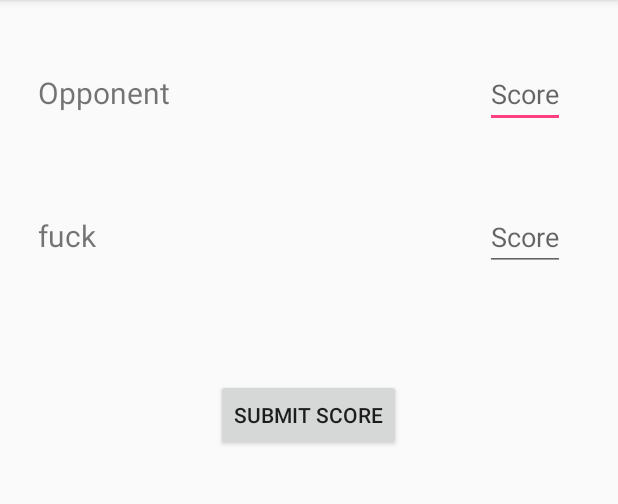
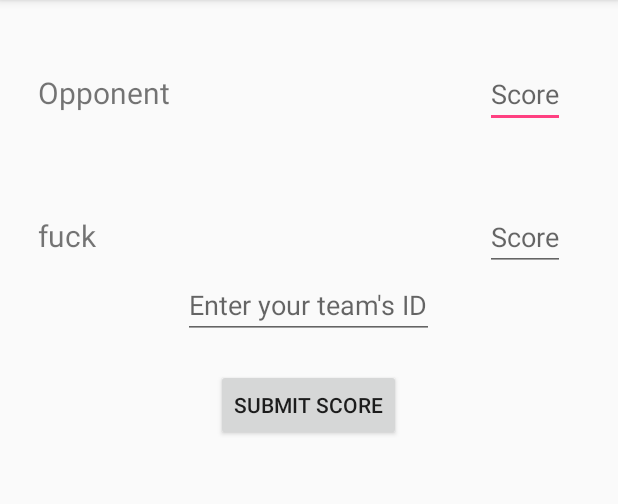
Before and after one commit to umdcs/leagueManagement, an Android app: the AddScoreActivity screen opened directly, with no data from a screen before it, on a phone screen of 412 x 824 dp, the part 84-588 px from its top. Run offline under Robolectric (Android 15) with nearby library versions, the phone set to English and light mode, and no system bars.

Commit message:
Added a button to add_score.xml, started working on ID and saving the ID to sharedPreferences

```diff
--- a/app/src/main/java/edu/umn/d/cs4531/leaguemanager/AddScoreActivity.java
+++ b/app/src/main/java/edu/umn/d/cs4531/leaguemanager/AddScoreActivity.java
@@ -1,7 +1,10 @@
 package edu.umn.d.cs4531.leaguemanager;
 
 import android.app.Activity;
+import android.content.Context;
 import android.content.Intent;
+import android.content.SharedPreferences;
+import android.preference.PreferenceManager;
 import android.support.v7.app.AppCompatActivity;
 import android.os.Bundle;
 import android.util.Log;
@@ -15,6 +18,10 @@ public class AddScoreActivity extends AppCompatActivity implements MVPComponents
 
     Intent intent;
     private String message;
+    private String NO_PREF = "nopref";
+    private String teamIDString;
+    SharedPreferences sharedPref;
+    EditText teamIDET;
     private MVPComponents.Presenter mPresenter;
     @Override
     protected void onCreate(Bundle savedInstanceState) {
@@ -28,6 +35,13 @@ public class AddScoreActivity extends AppCompatActivity implements MVPComponents
         Log.d("SCORE ACTIVITY", "This is what we got" + message);
         TextView textview = (TextView) findViewById(R.id.Team1Name);
         textview.setText(message);
+        teamIDET = (EditText) findViewById(R.id.teamID);
+        // Shared Preferences
+        sharedPref = PreferenceManager.getDefaultSharedPreferences(this);
+        teamIDString = sharedPref.getString("TeamIDPref", "");
+        if (!teamIDString.equalsIgnoreCase("")) {
+            teamIDET.setText(teamIDString);
+        }
 
     }
     void setupPresenter() {
@@ -36,7 +50,14 @@ public class AddScoreActivity extends AppCompatActivity implements MVPComponents
     public void sendData(View view) {
         EditText scoreA = (EditText) findViewById(R.id.enterTeam1Score);
         EditText scoreB = (EditText) findViewById(R.id.enterTeam2Score);
-        String returnData = scoreA.getText().toString() + " " + scoreB.getText().toString();
+        // Handle ID
+        if (!teamIDET.getText().toString().equalsIgnoreCase(teamIDString)) {
+            SharedPreferences.Editor editor = sharedPref.edit();
+            editor.putString("TeamIDPref", teamIDET.getText().toString());
+        }
+
+        String returnData = scoreA.getText().toString() + " " + scoreB.getText().toString()
+                            + " " + teamIDET.getText().toString();
         intent.putExtra("edu.umn.d.cs4531.leaguemanager.MESSAGE", returnData);
         Log.d("AddScore: ", returnData);
         setResult(Activity.RESULT_OK, intent);
--- a/app/src/main/res/layout/activity_add_score.xml
+++ b/app/src/main/res/layout/activity_add_score.xml
@@ -44,14 +44,21 @@
         android:layout_alignBaseline="@+id/Team1Name"
         android:layout_alignBottom="@+id/Team1Name"
         android:layout_alignStart="@+id/enterTeam1Score" />
+    <EditText
+        android:layout_width="wrap_content"
+        android:layout_height="wrap_content"
+        android:id="@+id/teamID"
+        android:hint="Enter your team's ID"
+        android:layout_below="@id/enterTeam2Score"
+        android:layout_centerHorizontal="true" />
     <Button
         android:layout_width="wrap_content"
         android:layout_height="wrap_content"
         android:id="@+id/enterScore"
         android:onClick="sendData"
         android:text="@string/submitScore"
-        android:layout_marginTop="72dp"
-        android:layout_below="@+id/enterTeam2Score"
+        android:layout_marginTop="20dp"
+        android:layout_below="@id/teamID"
         android:layout_centerHorizontal="true" />
 
 </RelativeLayout>
--- a/app/src/main/res/values/strings.xml
+++ b/app/src/main/res/values/strings.xml
@@ -10,4 +10,5 @@
     <string name="viewSchedule">View Schedule</string>
     <string name="opponent">Opponent</string>
     <string name="viewWeb">View DCC Website</string>
+    <string name="teamIDPref">NO_PREF</string>
 </resources>
```
Also changed, not shown: app/src/main/java/edu/umn/d/cs4531/leaguemanager/HomeScreen.java (+6 -6 lines).
